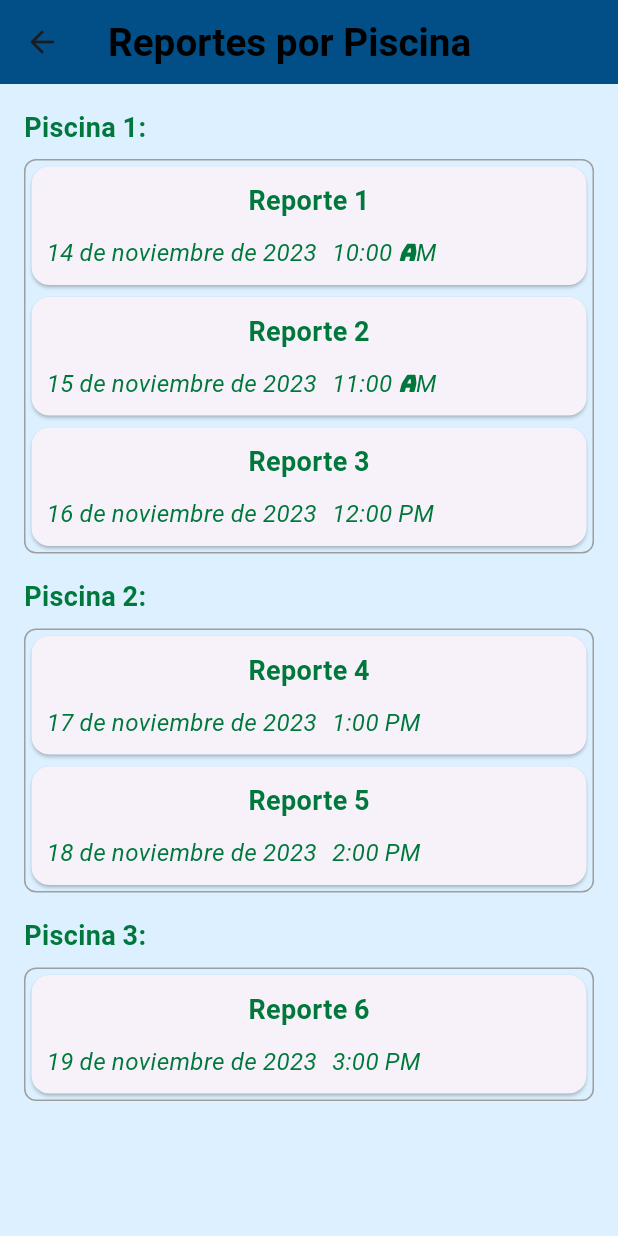
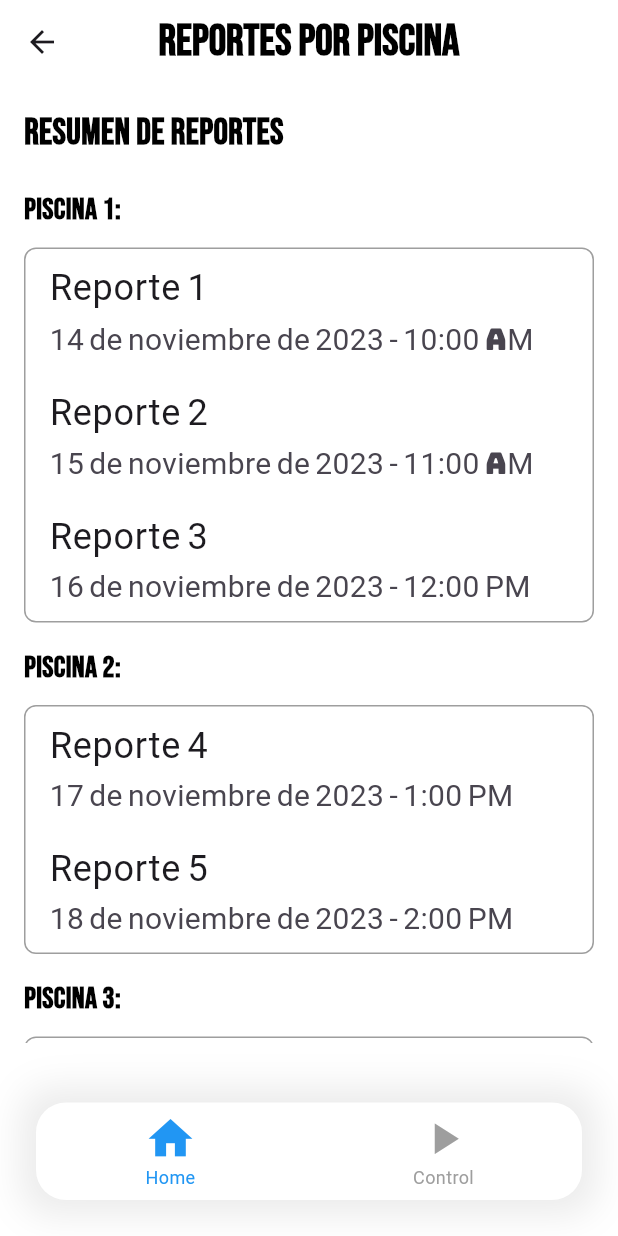
Before and after one commit to ifranco07/SIMP, a Flutter app: the CustomerHomeScreen screen opened directly, after a tap on "Reportes", on a phone screen of 412 x 824 dp. Run offline on Flutter 3.47's test engine with Material 3 defaults, Android fonts, the phone set to English and light mode, and no system bars; our stand-ins replace cloud_firestore, firebase_auth, firebase_core, google_fonts; accounts and stored records are empty; Roboto replaces fonts that are missing (Montserrat).

Commit message:
estilos completos en cliente

```diff
--- a/lib/Theme/app_theme.dart
+++ b/lib/Theme/app_theme.dart
@@ -7,7 +7,7 @@ class AppTheme {
   static const Color secondaryColor = Color.fromARGB(255, 0, 100, 180);
   static const Color tertiaryColor = Color.fromARGB(255, 0, 200, 100);
   static const Color quaternaryColor = Color.fromARGB(255, 0, 120, 60);
-  static const Color backColor = Color.fromARGB(255, 220, 240, 255);
+  static const Color backColor = Color.fromARGB(0, 255, 255, 255);
 
   static final ThemeData lightTheme = ThemeData.light().copyWith(
     scaffoldBackgroundColor: backColor,
@@ -26,12 +26,15 @@ class AppTheme {
     ),
     elevatedButtonTheme: ElevatedButtonThemeData(
       style: ButtonStyle(
-        backgroundColor: MaterialStateProperty.resolveWith((states) => const Color.fromARGB(255, 255, 255, 255)),
-        foregroundColor: MaterialStateProperty.resolveWith((states) => const Color.fromARGB(255, 0, 0, 0)),
-        textStyle: MaterialStateProperty.resolveWith((states) => const TextStyle(
-          fontFamily: 'Roboto',
-          fontSize: 25.0,
-        )),
+        backgroundColor: MaterialStateProperty.resolveWith(
+            (states) => const Color.fromARGB(255, 255, 255, 255)),
+        foregroundColor: MaterialStateProperty.resolveWith(
+            (states) => const Color.fromARGB(255, 0, 0, 0)),
+        textStyle:
+            MaterialStateProperty.resolveWith((states) => const TextStyle(
+                  fontFamily: 'Roboto',
+                  fontSize: 25.0,
+                )),
       ),
     ),
     textTheme: const TextTheme(
--- a/lib/screens/users/Cliente/customerhome_screen.dart
+++ b/lib/screens/users/Cliente/customerhome_screen.dart
@@ -1,5 +1,5 @@
 import 'package:flutter/material.dart';
-import 'package:simp/Theme/app_theme.dart';
+import 'package:google_fonts/google_fonts.dart';
 import 'package:simp/screens/users/Cliente/datapool_screen.dart';
 import 'package:simp/screens/users/Cliente/reportsviews_screen.dart.dart';
 
@@ -18,7 +18,7 @@ class _CustomerHomeScreenState extends State<CustomerHomeScreen> {
 
   final List<IconData> _navIcons = [
     Icons.document_scanner,
-    Icons.control_point,
+    Icons.storage,
   ];
 
   final List<String> _navTitle = [
@@ -29,27 +29,10 @@ class _CustomerHomeScreenState extends State<CustomerHomeScreen> {
   @override
   Widget build(BuildContext context) {
     return Scaffold(
-      extendBodyBehindAppBar:
-          true, // Hace que el contenido del Scaffold se extienda detrás de la barra de la AppBar
-      appBar: PreferredSize(
-        preferredSize: const Size.fromHeight(120.0),
-        child: AppBar(
-          backgroundColor: Colors.transparent,
+      appBar: AppBar(
+        backgroundColor: Color.fromARGB(0, 255, 255, 255),
         elevation: 0,
-          automaticallyImplyLeading: false,
-          flexibleSpace: Container(
-            padding: const EdgeInsets.only(top: 20.0),
-            decoration: BoxDecoration(
-              gradient: LinearGradient(
-                begin: Alignment.topCenter,
-                end: Alignment.bottomCenter,
-                colors: [
-                  Colors.transparent,
-                  Colors.black.withOpacity(0.001),
-                ],
-              ),
-            ),
-          ),
+        leading: Container(), // Elimina el botón de retroceso
         actions: [
           PopupMenuButton<String>(
             onSelected: (String choice) {
@@ -85,31 +68,21 @@ class _CustomerHomeScreenState extends State<CustomerHomeScreen> {
           ),
         ],
       ),
-      ),
-      body: Stack(
-        children: [
-          // Imagen de fondo
-          Image.asset(
-            'lib/assets/images/POOL2.jpg', // Ruta de la imagen de fondo
-            width: MediaQuery.of(context).size.width,
-            height: MediaQuery.of(context).size.height,
-            fit: BoxFit.cover,
-            alignment: Alignment
-                .center, // Alinear la imagen al centro vertical y horizontalmente
-          ),
-          // Contenido sobre la imagen de fondo
-          Center(
+      body: Center(
         child: Column(
           mainAxisAlignment: MainAxisAlignment.center,
           children: [
             Text(
-                  'Bienvenido ${widget.clienteName}', // Mostrar el nombre del administrador
-                  style: AppTheme.lightTheme.textTheme.headlineLarge,
+              '¡Bienvenido ${widget.clienteName}!', // Mostrar el nombre del cliente
+              style: GoogleFonts.bungee(
+                textStyle: TextStyle(
+                  color: Colors.black,
+                  fontSize: 34,
+                ),
+              ),
             ),
           ],
         ),
-          ),
-        ],
       ),
       bottomNavigationBar: _buildNavBar(),
     );
@@ -148,6 +121,7 @@ class _CustomerHomeScreenState extends State<CustomerHomeScreen> {
                 Icon(
                   _navIcons[index],
                   color: _selectedIndex == index ? Colors.blue : Colors.grey,
+                  size: 28, // Tamaño del ícono
                 ),
                 Text(
                   _navTitle[index],
--- a/lib/screens/users/Cliente/datapool_screen.dart
+++ b/lib/screens/users/Cliente/datapool_screen.dart
@@ -1,5 +1,5 @@
 import 'package:flutter/material.dart';
-import 'package:simp/screens/users/Admin/adminhome_screen.dart';
+import 'package:google_fonts/google_fonts.dart';
 
 class DataPoolScreen extends StatefulWidget {
   const DataPoolScreen({Key? key}) : super(key: key);
@@ -13,25 +13,33 @@ class _DataPoolScreenState extends State<DataPoolScreen> {
 
   final List<IconData> _navIcons = [
     Icons.home,
-    Icons.wallet,
-    Icons.person,
+    Icons.document_scanner,
   ];
 
   final List<String> _navTitle = [
     "Home",
-    "Wallet",
-    "Account",
+    "Reportes",
   ];
 
   @override
   Widget build(BuildContext context) {
     return Scaffold(
       appBar: AppBar(
-        title: const Text('Datos de la Piscina'),
+        title: Text(
+          'Control de piscina',
+          style: GoogleFonts.bebasNeue(
+            textStyle: const TextStyle(
+              color: Colors.black,
+              fontSize: 29, // Tamaño de la letra
+            ),
+          ),
+        ),
+        centerTitle: true, // Centrar el texto del AppBar
+        backgroundColor: Colors.white, // Fondo blanco del AppBar
         shape: const RoundedRectangleBorder(
           borderRadius: BorderRadius.only(
-            bottomLeft: Radius.circular(20.0),
-            bottomRight: Radius.circular(20.0),
+            bottomLeft: Radius.circular(20),
+            bottomRight: Radius.circular(20),
           ),
         ),
       ),
@@ -46,21 +54,25 @@ class _DataPoolScreenState extends State<DataPoolScreen> {
               title: 'Nivel de Sólidos',
               data: '80%',
               color: Colors.blue,
+              icon: Icons.opacity,
             ),
             _buildDataCard(
-              title: 'pH',
+              title: 'PH',
               data: '7.2',
               color: Colors.green,
+              icon: Icons.waves,
             ),
             _buildDataCard(
               title: 'Temperatura del Agua',
               data: '28°C',
               color: Colors.orange,
+              icon: Icons.thermostat,
             ),
             _buildDataCard(
-              title: 'Control de Luces',
+              title: 'Control de luz',
               data: '',
               color: Colors.red,
+              icon: Icons.lightbulb_outline,
               child: Switch(
                 value: true,
                 onChanged: (value) {},
@@ -70,6 +82,7 @@ class _DataPoolScreenState extends State<DataPoolScreen> {
               title: '2 switch',
               data: '',
               color: Colors.red,
+              icon: Icons.lightbulb_outline,
               child: Switch(
                 value: false,
                 onChanged: (value) {},
@@ -79,6 +92,7 @@ class _DataPoolScreenState extends State<DataPoolScreen> {
               title: 'Luz Automatica',
               data: '',
               color: Colors.red,
+              icon: Icons.lightbulb_outline,
               child: Switch(
                 value: false,
                 onChanged: (value) {},
@@ -95,6 +109,7 @@ class _DataPoolScreenState extends State<DataPoolScreen> {
     required String title,
     required String data,
     required Color color,
+    required IconData icon,
     Widget? child,
   }) {
     return Card(
@@ -107,22 +122,25 @@ class _DataPoolScreenState extends State<DataPoolScreen> {
         child: Column(
           crossAxisAlignment: CrossAxisAlignment.start,
           children: [
+            Icon(
+              icon,
+              size: 40,
+              color: color,
+            ),
+            SizedBox(height: 10),
             Text(
               title,
               style: TextStyle(
-                fontSize: 20,
+                fontSize: 18,
                 fontWeight: FontWeight.bold,
                 color: color,
               ),
             ),
-            const SizedBox(height: 10),
+            SizedBox(height: 10),
             if (child != null)
               child
             else
-              Text(
-                data,
-                style: TextStyle(fontSize: 18),
-              ),
+              Text(data, style: TextStyle(fontSize: 18, color: Colors.black)),
           ],
         ),
       ),
--- a/lib/screens/users/Cliente/reportsviews_screen.dart.dart
+++ b/lib/screens/users/Cliente/reportsviews_screen.dart.dart
@@ -1,50 +1,110 @@
 import 'package:flutter/material.dart';
-import 'package:simp/screens/users/Admin/viewsreports_screen.dart';
-import 'package:simp/screens/users/Cliente/addresports_screen.dart';
+import 'package:google_fonts/google_fonts.dart';
+
 class ViewsreportsScreen extends StatelessWidget {
-  const ViewsreportsScreen({super.key});
+  const ViewsreportsScreen({Key? key}) : super(key: key);
 
   @override
   Widget build(BuildContext context) {
     Map<String, List<Map<String, String>>> piscinasReportes = {
       'Piscina 1': [
-        {'title': 'Reporte 1', 'date': '14 de noviembre de 2023', 'time': '10:00 AM'},
-        {'title': 'Reporte 2', 'date': '15 de noviembre de 2023', 'time': '11:00 AM'},
-        {'title': 'Reporte 3', 'date': '16 de noviembre de 2023', 'time': '12:00 PM'},
+        {
+          'title': 'Reporte 1',
+          'date': '14 de noviembre de 2023',
+          'time': '10:00 AM'
+        },
+        {
+          'title': 'Reporte 2',
+          'date': '15 de noviembre de 2023',
+          'time': '11:00 AM'
+        },
+        {
+          'title': 'Reporte 3',
+          'date': '16 de noviembre de 2023',
+          'time': '12:00 PM'
+        },
         // Agrega más reportes según sea necesario
       ],
       'Piscina 2': [
-        {'title': 'Reporte 4', 'date': '17 de noviembre de 2023', 'time': '1:00 PM'},
-        {'title': 'Reporte 5', 'date': '18 de noviembre de 2023', 'time': '2:00 PM'},
+        {
+          'title': 'Reporte 4',
+          'date': '17 de noviembre de 2023',
+          'time': '1:00 PM'
+        },
+        {
+          'title': 'Reporte 5',
+          'date': '18 de noviembre de 2023',
+          'time': '2:00 PM'
+        },
         // Agrega más reportes según sea necesario
       ],
       'Piscina 3': [
-        {'title': 'Reporte 6', 'date': '19 de noviembre de 2023', 'time': '3:00 PM'},
+        {
+          'title': 'Reporte 6',
+          'date': '19 de noviembre de 2023',
+          'time': '3:00 PM'
+        },
       ],
     };
 
     return Scaffold(
       appBar: AppBar(
-        title: const Text('Reportes por Piscina'),
+        title: Text(
+          'Reportes por Piscina',
+          style: GoogleFonts.bebasNeue(
+            textStyle: const TextStyle(
+              color: Colors.black,
+              fontSize: 29, // Tamaño de la letra
+            ),
+          ),
+        ),
+        centerTitle: true, // Centrar el texto del AppBar
+        backgroundColor: Colors.white, // Fondo blanco del AppBar
+        shape: const RoundedRectangleBorder(
+          borderRadius: BorderRadius.only(
+            bottomLeft: Radius.circular(20),
+            bottomRight: Radius.circular(20),
+          ),
+        ),
       ),
       body: Padding(
         padding: const EdgeInsets.all(16.0),
+        child: Column(
+          crossAxisAlignment: CrossAxisAlignment.stretch,
+          children: [
+            Text(
+              'Resumen de Reportes',
+              style: GoogleFonts.bebasNeue(
+                textStyle: const TextStyle(
+                  fontSize: 24,
+                  color: Colors.black,
+                  fontWeight: FontWeight.bold,
+                ),
+              ),
+            ),
+            const SizedBox(height: 20),
+            Expanded(
               child: ListView.builder(
                 itemCount: piscinasReportes.length,
                 itemBuilder: (context, index) {
                   String piscina = piscinasReportes.keys.elementAt(index);
-            List<Map<String, String>> reportes = piscinasReportes[piscina] ?? [];
+                  List<Map<String, String>> reportes =
+                      piscinasReportes[piscina] ?? [];
 
                   return Column(
                     crossAxisAlignment: CrossAxisAlignment.start,
                     children: [
-                Padding(
-                  padding: const EdgeInsets.only(bottom: 8.0),
-                  child: Text(
+                      Text(
                         '$piscina:',
-                    style: const TextStyle(fontWeight: FontWeight.bold, fontSize: 18),
+                        style: GoogleFonts.bebasNeue(
+                          textStyle: const TextStyle(
+                            fontSize: 20,
+                            color: Colors.black,
+                            fontWeight: FontWeight.bold,
                           ),
                         ),
+                      ),
+                      const SizedBox(height: 10),
                       Container(
                         decoration: BoxDecoration(
                           border: Border.all(color: Colors.grey),
@@ -70,6 +130,90 @@ class ViewsreportsScreen extends StatelessWidget {
                 },
               ),
             ),
+          ],
+        ),
+      ),
+      bottomNavigationBar: _buildNavBar(),
+    );
+  }
+
+  Widget _buildNavBar() {
+    int _selectedIndex = 0;
+
+    final List<IconData> _navIcons = [
+      Icons.home,
+      Icons.play_arrow,
+    ];
+
+    final List<String> _navTitle = [
+      "Home",
+      "Control",
+    ];
+
+    return Container(
+      height: 65,
+      margin: const EdgeInsets.symmetric(horizontal: 24, vertical: 24),
+      decoration: BoxDecoration(
+        color: Colors.white,
+        borderRadius: BorderRadius.circular(20),
+        boxShadow: [
+          BoxShadow(
+            color: Colors.black.withAlpha(20),
+            blurRadius: 20,
+            spreadRadius: 10,
+          ),
+        ],
+      ),
+      child: Row(
+        crossAxisAlignment: CrossAxisAlignment.center,
+        mainAxisAlignment: MainAxisAlignment.spaceAround,
+        children: List.generate(
+          _navIcons.length,
+          (index) => GestureDetector(
+            onTap: () {
+              // Aquí puedes manejar el cambio de página o cualquier otra acción según el índice seleccionado
+              _selectedIndex = index;
+            },
+            child: Column(
+              mainAxisSize: MainAxisSize.min,
+              children: [
+                Icon(
+                  _navIcons[index],
+                  color: _selectedIndex == index ? Colors.blue : Colors.grey,
+                ),
+                Text(
+                  _navTitle[index],
+                  style: TextStyle(
+                    color: _selectedIndex == index ? Colors.blue : Colors.grey,
+                    fontSize: 12,
+                  ),
+                ),
+              ],
+            ),
+          ),
+        ),
+      ),
     );
   }
 }
+
+class ReportCard extends StatelessWidget {
+  final String title;
+  final String date;
+  final String time;
+
+  const ReportCard({
+    Key? key,
+    required this.title,
+    required this.date,
+    required this.time,
+  }) : super(key: key);
+
+  @override
+  Widget build(BuildContext context) {
+    return ListTile(
+      title: Text(title),
+      subtitle: Text('$date - $time'),
+    );
+  }
+}
```
Lines whose indentation alone changed are shown as unchanged.
